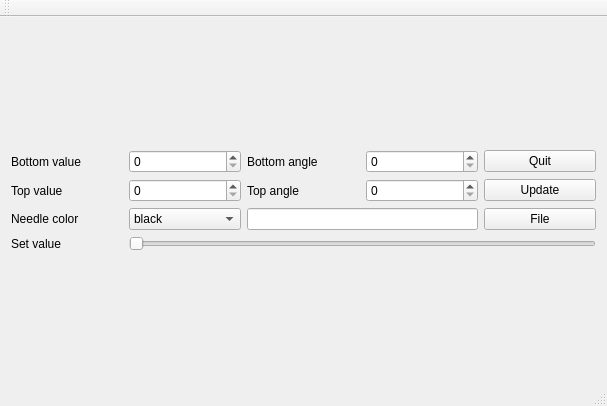
Before: the Qt Designer form ground/src/experimental/DialTest/mainwindow.ui in openpilot/OpenPilot, drawn with Qt 5.
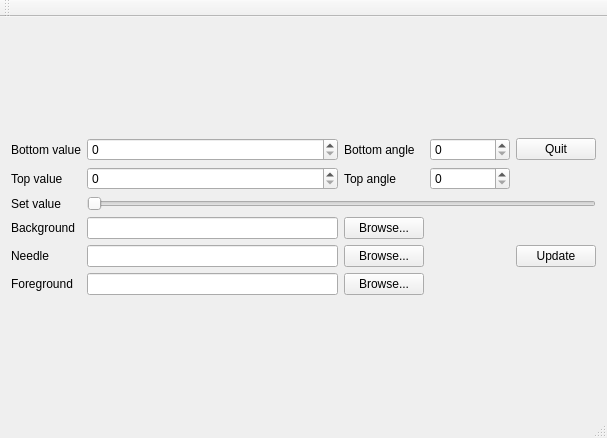
After: the same form once the commit is applied.

Commit message:
New version of the experimental SVG dial widget: I have created a new basicsvgdial widget and updated the main program to use three SVG files: background, needle and top (fixed). Use the default provided SVG files to test (copy them to the debug directory after compiling for quicker tests).
basicdial.cpp and basicdial.h are not used anymore

Diff of the .ui file:
```diff
--- a/ground/src/experimental/DialTest/mainwindow.ui
+++ b/ground/src/experimental/DialTest/mainwindow.ui
@@ -7,7 +7,7 @@
     <x>0</x>
     <y>0</y>
     <width>607</width>
-    <height>406</height>
+    <height>438</height>
    </rect>
   </property>
   <property name="windowTitle">
@@ -20,6 +20,9 @@
     </item>
     <item>
      <layout class="QGridLayout" name="gridLayout">
+      <property name="verticalSpacing">
+       <number>6</number>
+      </property>
       <item row="1" column="0">
        <widget class="QLabel" name="labelTopValue">
         <property name="text">
@@ -94,53 +97,7 @@
         </property>
        </widget>
       </item>
-      <item row="2" column="0">
-       <widget class="QLabel" name="labelColor">
-        <property name="text">
-         <string>Needle color</string>
-        </property>
-       </widget>
-      </item>
-      <item row="2" column="1">
-       <widget class="QComboBox" name="comboColor">
-        <item>
-         <property name="text">
-          <string>black</string>
-         </property>
-        </item>
-        <item>
-         <property name="text">
-          <string>red</string>
-         </property>
-        </item>
-        <item>
-         <property name="text">
-          <string>green</string>
-         </property>
-        </item>
-        <item>
-         <property name="text">
-          <string>yellow</string>
-         </property>
-        </item>
-        <item>
-         <property name="text">
-          <string>blue</string>
-         </property>
-        </item>
-       </widget>
-      </item>
-      <item row="2" column="2" colspan="2">
-       <widget class="QLineEdit" name="lineFile"/>
-      </item>
-      <item row="2" column="4">
-       <widget class="QPushButton" name="buttonFile">
-        <property name="text">
-         <string>File</string>
-        </property>
-       </widget>
-      </item>
-      <item row="3" column="1" colspan="4">
+      <item row="2" column="1" colspan="4">
        <widget class="QSlider" name="sliderValue">
         <property name="maximum">
          <number>100</number>
@@ -150,20 +107,13 @@
         </property>
        </widget>
       </item>
-      <item row="3" column="0">
+      <item row="2" column="0">
        <widget class="QLabel" name="labelValueSlider">
         <property name="text">
          <string>Set value</string>
         </property>
        </widget>
       </item>
-      <item row="1" column="4">
-       <widget class="QPushButton" name="buttonUpdate">
-        <property name="text">
-         <string>Update</string>
-        </property>
-       </widget>
-      </item>
       <item row="0" column="4">
        <widget class="QPushButton" name="buttonQuit">
         <property name="text">
@@ -171,6 +121,64 @@
         </property>
        </widget>
       </item>
+      <item row="3" column="0">
+       <widget class="QLabel" name="label">
+        <property name="text">
+         <string>Background</string>
+        </property>
+       </widget>
+      </item>
+      <item row="3" column="1">
+       <widget class="QLineEdit" name="lineFile"/>
+      </item>
+      <item row="3" column="2">
+       <widget class="QPushButton" name="buttonBackground">
+        <property name="text">
+         <string>Browse...</string>
+        </property>
+       </widget>
+      </item>
+      <item row="4" column="0">
+       <widget class="QLabel" name="label_2">
+        <property name="text">
+         <string>Needle</string>
+        </property>
+       </widget>
+      </item>
+      <item row="5" column="0">
+       <widget class="QLabel" name="label_3">
+        <property name="text">
+         <string>Foreground</string>
+        </property>
+       </widget>
+      </item>
+      <item row="4" column="1">
+       <widget class="QLineEdit" name="lineFileNeedle"/>
+      </item>
+      <item row="5" column="1">
+       <widget class="QLineEdit" name="lineFileForeground"/>
+      </item>
+      <item row="4" column="2">
+       <widget class="QPushButton" name="buttonNeedle">
+        <property name="text">
+         <string>Browse...</string>
+        </property>
+       </widget>
+      </item>
+      <item row="5" column="2">
+       <widget class="QPushButton" name="buttonForeground">
+        <property name="text">
+         <string>Browse...</string>
+        </property>
+       </widget>
+      </item>
+      <item row="4" column="4">
+       <widget class="QPushButton" name="buttonUpdate">
+        <property name="text">
+         <string>Update</string>
+        </property>
+       </widget>
+      </item>
      </layout>
     </item>
    </layout>
```
The commit also changes 8 other files.
